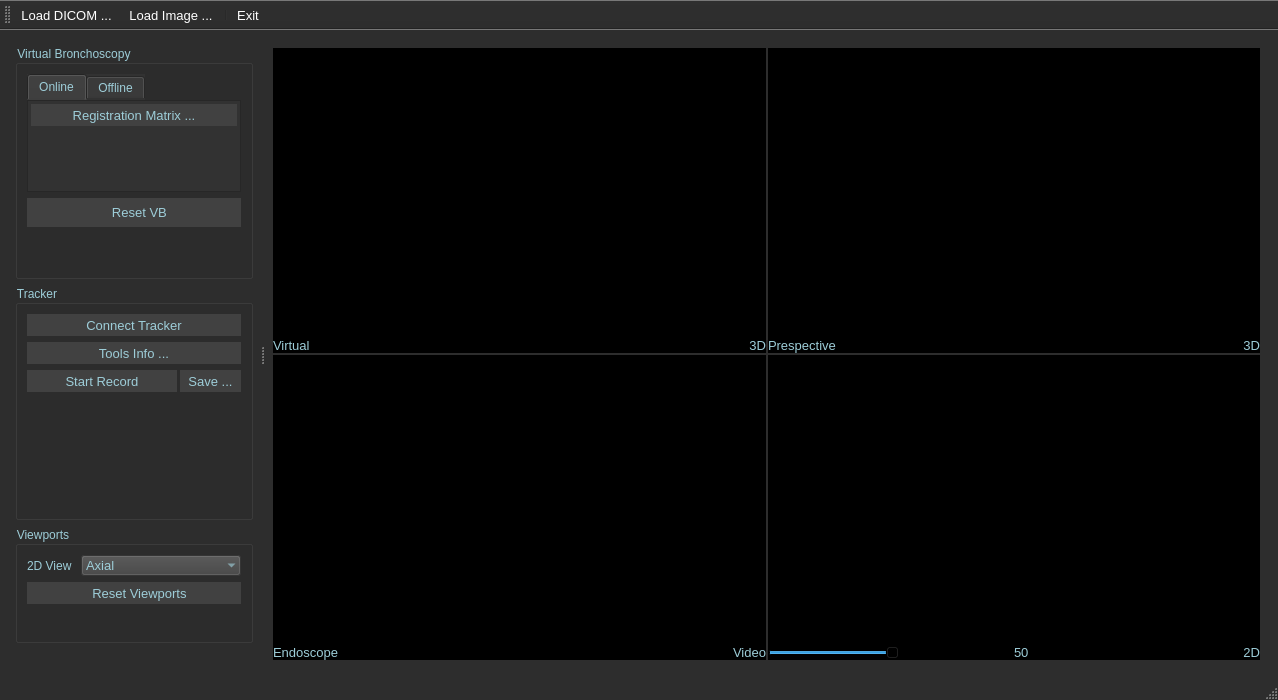
Above: ui/MainWin.ui from DaneshJoy/bronchoscopy before the change. Below: the same form after it.
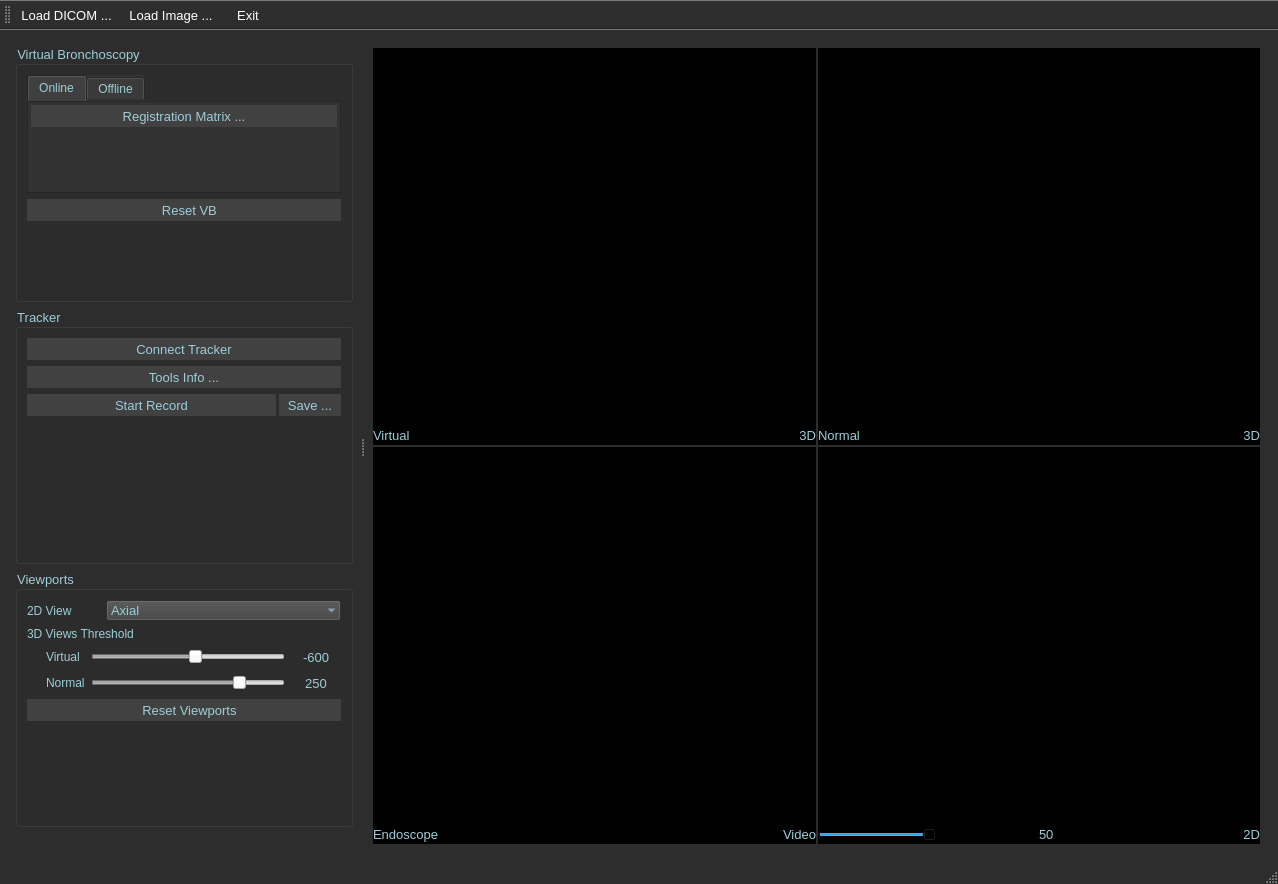
That is the form after the change. Icons and pictures are not drawn.

Commit message: 3D threshold sliders added

Diff of the .ui file:
```diff
--- a/ui/MainWin.ui
+++ b/ui/MainWin.ui
@@ -10,7 +10,7 @@
     <x>0</x>
     <y>0</y>
     <width>1278</width>
-    <height>700</height>
+    <height>884</height>
    </rect>
   </property>
   <property name="sizePolicy">
@@ -297,7 +297,7 @@
        </property>
        <property name="maximumSize">
         <size>
-         <width>250</width>
+         <width>350</width>
          <height>16777215</height>
         </size>
        </property>
@@ -316,7 +316,7 @@
        <property name="midLineWidth">
         <number>0</number>
        </property>
-       <layout class="QVBoxLayout" name="verticalLayout" stretch="2,2,1,0">
+       <layout class="QVBoxLayout" name="verticalLayout" stretch="1,1,1,0">
         <property name="spacing">
          <number>6</number>
         </property>
@@ -339,6 +339,7 @@
           </property>
           <property name="font">
            <font>
+            <pointsize>10</pointsize>
             <weight>50</weight>
             <bold>false</bold>
             <strikeout>false</strikeout>
@@ -367,7 +368,7 @@
           <property name="checkable">
            <bool>false</bool>
           </property>
-          <layout class="QVBoxLayout" name="verticalLayout_2" stretch="0,1,0">
+          <layout class="QVBoxLayout" name="verticalLayout_2" stretch="0,1,0,0">
            <property name="spacing">
             <number>6</number>
            </property>
@@ -934,6 +935,19 @@
              </property>
             </widget>
            </item>
+           <item>
+            <spacer name="verticalSpacer_4">
+             <property name="orientation">
+              <enum>Qt::Vertical</enum>
+             </property>
+             <property name="sizeHint" stdset="0">
+              <size>
+               <width>20</width>
+               <height>40</height>
+              </size>
+             </property>
+            </spacer>
+           </item>
            <item>
             <spacer name="verticalSpacer_5">
              <property name="orientation">
@@ -957,6 +971,7 @@
           </property>
           <property name="font">
            <font>
+            <pointsize>10</pointsize>
             <weight>50</weight>
             <bold>false</bold>
             <strikeout>false</strikeout>
@@ -1212,10 +1227,11 @@
         <item>
          <widget class="QGroupBox" name="groupBox_Viewports">
           <property name="enabled">
-           <bool>false</bool>
+           <bool>true</bool>
           </property>
           <property name="font">
            <font>
+            <pointsize>10</pointsize>
             <weight>50</weight>
             <bold>false</bold>
             <strikeout>false</strikeout>
@@ -1240,22 +1256,7 @@
           <property name="checkable">
            <bool>false</bool>
           </property>
-          <layout class="QVBoxLayout" name="verticalLayout_5" stretch="0,0,0">
-           <property name="spacing">
-            <number>6</number>
-           </property>
-           <property name="leftMargin">
-            <number>9</number>
-           </property>
-           <property name="topMargin">
-            <number>9</number>
-           </property>
-           <property name="rightMargin">
-            <number>9</number>
-           </property>
-           <property name="bottomMargin">
-            <number>9</number>
-           </property>
+          <layout class="QVBoxLayout" name="verticalLayout_5">
            <item>
             <layout class="QHBoxLayout" name="horizontalLayout_11" stretch="1,3">
              <property name="spacing">
@@ -1291,7 +1292,7 @@
                 </font>
                </property>
                <property name="autoFillBackground">
-                <bool>false</bool>
+                <bool>true</bool>
                </property>
                <property name="styleSheet">
                 <string notr="true">background-color: rgb(65, 65, 65);</string>
@@ -1330,6 +1331,183 @@
              </item>
             </layout>
            </item>
+           <item>
+            <widget class="QLabel" name="label_3">
+             <property name="text">
+              <string>3D Views Threshold</string>
+             </property>
+            </widget>
+           </item>
+           <item>
+            <layout class="QHBoxLayout" name="horizontalLayout_12" stretch="1,2,10,0">
+             <item>
+              <spacer name="horizontalSpacer">
+               <property name="orientation">
+                <enum>Qt::Horizontal</enum>
+               </property>
+               <property name="sizeHint" stdset="0">
+                <size>
+                 <width>40</width>
+                 <height>20</height>
+                </size>
+               </property>
+              </spacer>
+             </item>
+             <item>
+              <widget class="QLabel" name="label_4">
+               <property name="text">
+                <string>Virtual</string>
+               </property>
+              </widget>
+             </item>
+             <item>
+              <widget class="QSlider" name="slider_threshold3D">
+               <property name="enabled">
+                <bool>false</bool>
+               </property>
+               <property name="minimum">
+                <number>-2500</number>
+               </property>
+               <property name="maximum">
+                <number>1000</number>
+               </property>
+               <property name="singleStep">
+                <number>10</number>
+               </property>
+               <property name="pageStep">
+                <number>100</number>
+               </property>
+               <property name="value">
+                <number>-600</number>
+               </property>
+               <property name="tracking">
+                <bool>false</bool>
+               </property>
+               <property name="orientation">
+                <enum>Qt::Horizontal</enum>
+               </property>
+               <property name="tickPosition">
+                <enum>QSlider::NoTicks</enum>
+               </property>
+              </widget>
+             </item>
+             <item>
+              <widget class="QLabel" name="lbl_threshold3D">
+               <property name="sizePolicy">
+                <sizepolicy hsizetype="Preferred" vsizetype="Preferred">
+                 <horstretch>0</horstretch>
+                 <verstretch>0</verstretch>
+                </sizepolicy>
+               </property>
+               <property name="minimumSize">
+                <size>
+                 <width>50</width>
+                 <height>0</height>
+                </size>
+               </property>
+               <property name="font">
+                <font>
+                 <pointsize>10</pointsize>
+                </font>
+               </property>
+               <property name="styleSheet">
+                <string notr="true">color: rgb(157, 205, 216);</string>
+               </property>
+               <property name="text">
+                <string>-600</string>
+               </property>
+               <property name="alignment">
+                <set>Qt::AlignCenter</set>
+               </property>
+              </widget>
+             </item>
+            </layout>
+           </item>
+           <item>
+            <layout class="QHBoxLayout" name="horizontalLayout_14" stretch="1,2,10,0">
+             <item>
+              <spacer name="horizontalSpacer_2">
+               <property name="orientation">
+                <enum>Qt::Horizontal</enum>
+               </property>
+               <property name="sizeHint" stdset="0">
+                <size>
+                 <width>40</width>
+                 <height>20</height>
+                </size>
+               </property>
+              </spacer>
+             </item>
+             <item>
+              <widget class="QLabel" name="label_5">
+               <property name="text">
+                <string>Normal</string>
+               </property>
+              </widget>
+             </item>
+             <item>
+              <widget class="QSlider" name="slider_threshold3D_2">
+               <property name="enabled">
+                <bool>false</bool>
+               </property>
+               <property name="minimum">
+                <number>-2500</number>
+               </property>
+               <property name="maximum">
+                <number>1000</number>
+               </property>
+               <property name="singleStep">
+                <number>10</number>
+               </property>
+               <property name="pageStep">
+                <number>100</number>
+               </property>
+               <property name="value">
+                <number>250</number>
+               </property>
+               <property name="tracking">
+                <bool>false</bool>
+               </property>
+               <property name="orientation">
+                <enum>Qt::Horizontal</enum>
+               </property>
+               <property name="tickPosition">
+                <enum>QSlider::NoTicks</enum>
+               </property>
+              </widget>
+             </item>
+             <item>
+              <widget class="QLabel" name="lbl_threshold3D_2">
+               <property name="sizePolicy">
+                <sizepolicy hsizetype="Preferred" vsizetype="Preferred">
+                 <horstretch>0</horstretch>
+                 <verstretch>0</verstretch>
+                </sizepolicy>
+               </property>
+               <property name="minimumSize">
+                <size>
+                 <width>50</width>
+                 <height>0</height>
+                </size>
+               </property>
+               <property name="font">
+                <font>
+                 <pointsize>10</pointsize>
+                </font>
+               </property>
+               <property name="styleSheet">
+                <string notr="true">color: rgb(157, 205, 216);</string>
+               </property>
+               <property name="text">
+                <string>250</string>
+               </property>
+               <property name="alignment">
+                <set>Qt::AlignCenter</set>
+               </property>
+              </widget>
+             </item>
+            </layout>
+           </item>
            <item>
             <widget class="QToolButton" name="btn_ResetViewports">
              <property name="enabled">
@@ -1946,7 +2124,7 @@
                   <string notr="true">color: rgb(157, 205, 216);</string>
                  </property>
                  <property name="text">
-                  <string>Prespective</string>
+                  <string>Normal</string>
                  </property>
                 </widget>
                </item>
```
Left out of the diff: 32 changed lines with no effect on the pictures. The commit also changes 31 other files.
